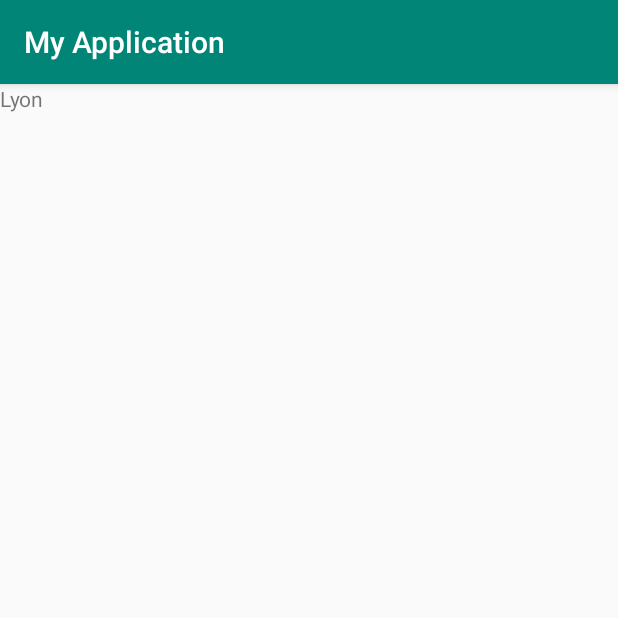
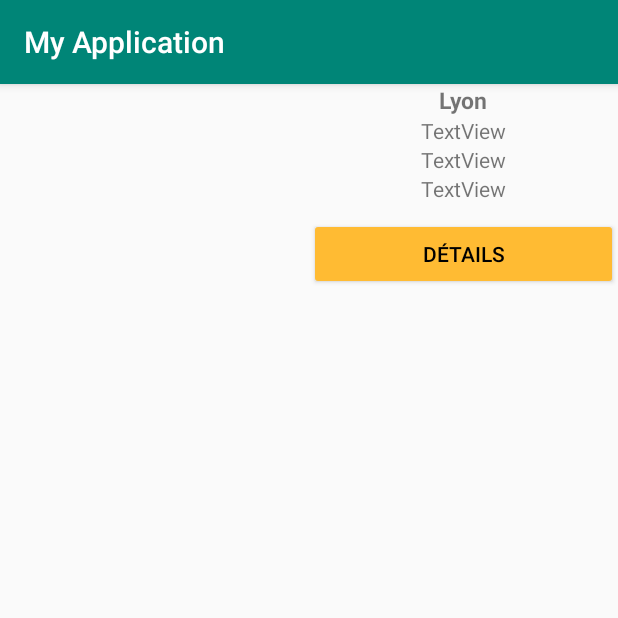
Before and after one commit to Rizvane95140/Android, an Android app: the screen it shows after launch (RecyclerViewActivity), on a phone screen of 412 x 824 dp, the top half of it. Run offline under Robolectric (Android 15) with nearby library versions, the light colour scheme and no system bars.

Commit message:
Ajout Dialogue Layout

```diff
--- a/app/src/main/java/com/example/myapplication/RecyclerViewActivity.java
+++ b/app/src/main/java/com/example/myapplication/RecyclerViewActivity.java
@@ -9,6 +9,7 @@ import android.os.Bundle;
 import android.view.LayoutInflater;
 import android.view.View;
 import android.view.ViewGroup;
+import android.widget.Button;
 import android.widget.TextView;
 
 import com.example.myapplication.Entities.Logement;
@@ -58,8 +59,18 @@ public class RecyclerViewActivity extends AppCompatActivity {
 
         @Override
         public void onBindViewHolder(@NonNull ViewHolder holder, int position) {
+
+
             Logement logement = this._logementList.get(position);
             holder.txtTitre.setText(logement.getTitre());
+
+
+            holder.btnDetail.setOnClickListener(new View.OnClickListener() {
+                @Override
+                public void onClick(View view) {
+
+                }
+            });
         }
 
         @Override
@@ -69,11 +80,15 @@ public class RecyclerViewActivity extends AppCompatActivity {
 
         public class ViewHolder extends RecyclerView.ViewHolder {
             public TextView txtTitre;
+            public Button btnDetail;
 
             public ViewHolder(@NonNull View itemView) {
                 super(itemView);
 
                 txtTitre = itemView.findViewById(R.id.txtTitre);
+                btnDetail = itemView.findViewById(R.id.btnDetail);
+
+
             }
         }
     }
@@ -90,4 +105,9 @@ public class RecyclerViewActivity extends AppCompatActivity {
 
         return logementList;
     }
+
+    public void openDialog()
+    {
+
+    }
 }
--- /dev/null
+++ b/app/src/main/res/layout/dialog_reservation.xml
@@ -0,0 +1,23 @@
+<?xml version="1.0" encoding="utf-8"?>
+<LinearLayout xmlns:android="http://schemas.android.com/apk/res/android"
+    android:orientation="vertical"
+    android:layout_width="match_parent"
+    android:layout_height="match_parent">
+
+    <TextView
+        android:id="@+id/textView5"
+        android:layout_width="match_parent"
+        android:layout_height="wrap_content"
+        android:text="Je souhaite réserver votre logement le" />
+
+    <CalendarView
+        android:id="@+id/calendarView"
+        android:layout_width="match_parent"
+        android:layout_height="wrap_content" />
+
+    <Button
+        android:id="@+id/btnRerserver"
+        android:layout_width="match_parent"
+        android:layout_height="wrap_content"
+        android:text="Réserver ce logement" />
+</LinearLayout>
--- a/app/src/main/res/layout/item_logement.xml
+++ b/app/src/main/res/layout/item_logement.xml
@@ -1,15 +1,76 @@
 <?xml version="1.0" encoding="utf-8"?>
+
 <LinearLayout xmlns:android="http://schemas.android.com/apk/res/android"
-    android:orientation="vertical" android:layout_width="match_parent"
-    android:layout_height="match_parent">
+    xmlns:app="http://schemas.android.com/apk/res-auto"
+    xmlns:tools="http://schemas.android.com/tools"
+    android:orientation="horizontal"
+    android:layout_width="match_parent"
+    android:layout_height="wrap_content"
+    >
 
-    <TextView
-        android:id="@+id/txtTitre"
-        android:layout_width="wrap_content"
+        <ImageView
+            android:id="@+id/imageView"
+            android:layout_width="match_parent"
+            android:layout_height="wrap_content"
+            tools:srcCompat="@tools:sample/avatars[4]"
+            android:layout_weight="1"
+            />
+
+    <LinearLayout
+        android:layout_width="match_parent"
         android:layout_height="wrap_content"
+        android:orientation="vertical"
         android:layout_weight="1"
-        android:text="TextView">
+        >
 
-    </TextView>
+        <TextView
+            android:id="@+id/txtTitre"
+            android:layout_width="match_parent"
+            android:layout_height="wrap_content"
+            android:gravity="center"
+            android:text="Titre logement"
+            android:textStyle="bold"
+            android:textSize="15sp"
+            />
+
+        <TextView
+            android:id="@+id/textView2"
+            android:layout_width="match_parent"
+            android:layout_height="wrap_content"
+            android:gravity="center"
+            android:text="TextView"
+            />
+
+        <TextView
+            android:id="@+id/textView3"
+            android:layout_width="match_parent"
+            android:layout_height="wrap_content"
+            android:gravity="center"
+            android:text="TextView" />
+
+        <TextView
+            android:id="@+id/textView4"
+            android:layout_width="match_parent"
+            android:layout_height="wrap_content"
+            android:gravity="center"
+
+            android:text="TextView" />
+
+        <Space
+            android:layout_width="wrap_content"
+            android:layout_height="10sp"
+            >
+        </Space>
+
+        <Button
+            android:id="@+id/btnDetail"
+            android:layout_width="match_parent"
+            android:layout_height="wrap_content"
+            android:backgroundTint="@android:color/holo_orange_light"
+            android:gravity="center"
+            android:text="Détails"
+            android:textColor="@color/colorAccent" />
+    </LinearLayout>
+
 
 </LinearLayout>
--- a/app/src/main/res/values/colors.xml
+++ b/app/src/main/res/values/colors.xml
@@ -2,5 +2,5 @@
 <resources>
     <color name="colorPrimary">#008577</color>
     <color name="colorPrimaryDark">#00574B</color>
-    <color name="colorAccent">#D81B60</color>
+    <color name="colorAccent">#000000</color>
 </resources>
```
Also changed, not shown: app/src/main/res/drawable-v24/Villa.jpg (added).
